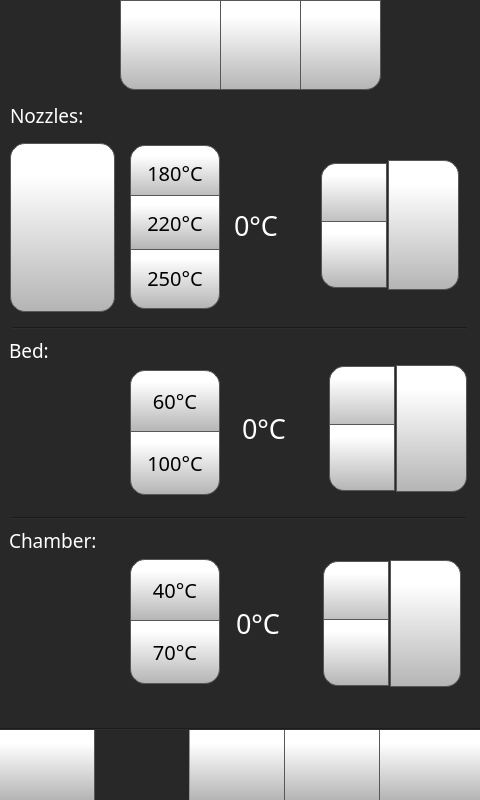
Old version of the form octoprint_Volterra400DualTouchUI/mainGUI_volterra_400_dual.ui in the repository FracktalWorks/Volterra400DualTouchUI.
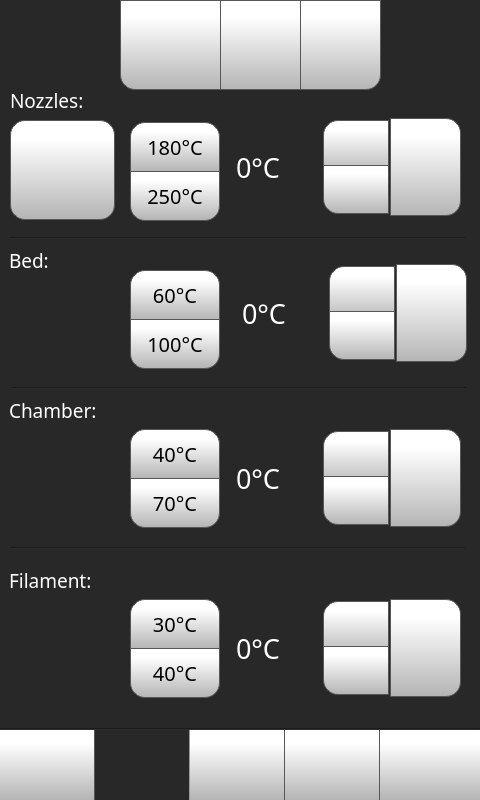
New version of the form. The open tabs and pages were chosen to show the change. Icons and pictures are not drawn.

Commit message: made changes as per chamber and filament heating

Diff of the .ui file:
```diff
--- a/octoprint_Volterra400DualTouchUI/mainGUI_volterra_400_dual.ui
+++ b/octoprint_Volterra400DualTouchUI/mainGUI_volterra_400_dual.ui
@@ -10812,7 +10812,7 @@
         <property name="geometry">
          <rect>
           <x>10</x>
-          <y>105</y>
+          <y>90</y>
           <width>208</width>
           <height>21</height>
          </rect>
@@ -10836,7 +10836,7 @@
         <property name="geometry">
          <rect>
           <x>9</x>
-          <y>340</y>
+          <y>250</y>
           <width>70</width>
           <height>21</height>
          </rect>
@@ -11061,10 +11061,10 @@
        <widget class="QSpinBox" name="toolTempSpinBox">
         <property name="geometry">
          <rect>
-          <x>229</x>
-          <y>160</y>
+          <x>231</x>
+          <y>117</y>
           <width>161</width>
-          <height>131</height>
+          <height>100</height>
          </rect>
         </property>
         <property name="font">
@@ -11091,7 +11091,7 @@
 
 	background-color: qlineargradient(spread:pad, x1:0, y1:1, x2:0, y2:0.188, stop:0 rgba(180, 180, 180, 255), stop:1 rgba(255, 255, 255, 255));
     width: 60px;
-     height: 61px;
+     height: 50px;
     padding: 2px;
 }
 
@@ -11114,7 +11114,7 @@
 border-bottom-left-radius: 15px;
 	background-color: qlineargradient(spread:pad, x1:0, y1:1, x2:0, y2:0.188, stop:0 rgba(180, 180, 180, 255), stop:1 rgba(255, 255, 255, 255));
     width: 60px;
-     height: 61px;
+     height: 43px;
     padding: 2px;
 }
 
@@ -11159,9 +11159,9 @@
         <property name="geometry">
          <rect>
           <x>237</x>
-          <y>363</y>
+          <y>263</y>
           <width>161</width>
-          <height>131</height>
+          <height>100</height>
          </rect>
         </property>
         <property name="font">
@@ -11183,15 +11183,17 @@
 }
 QSpinBox::up-button {
      border: 1px solid rgb(87, 87, 87);
-
 border-top-left-radius: 15px;
+
+
 	background-color: qlineargradient(spread:pad, x1:0, y1:1, x2:0, y2:0.188, stop:0 rgba(180, 180, 180, 255), stop:1 rgba(255, 255, 255, 255));
     width: 60px;
-     height: 61px;
+     height: 50px;
     padding: 2px;
 }
 
-QSpinBox::up-arrow { image: url(./templates/img/arrows.png);
+QSpinBox::up-arrow { 
+image: url(./templates/img/arrows.png);
     width: 40px;
      height: 40px;
 padding: 5px; }
@@ -11209,11 +11211,12 @@
 border-bottom-left-radius: 15px;
 	background-color: qlineargradient(spread:pad, x1:0, y1:1, x2:0, y2:0.188, stop:0 rgba(180, 180, 180, 255), stop:1 rgba(255, 255, 255, 255));
     width: 60px;
-     height: 61px;
+     height: 43px;
     padding: 2px;
 }
 
-QSpinBox::down-arrow {image: url(./templates/img/arrows-5.png);
+QSpinBox::down-arrow {
+image: url(./templates/img/arrows-5.png);
     width: 40px;
      height: 40px;
 padding: 5px;
@@ -11252,10 +11255,10 @@
        <widget class="QPushButton" name="setToolTempButton">
         <property name="geometry">
          <rect>
-          <x>388</x>
-          <y>160</y>
+          <x>390</x>
+          <y>118</y>
           <width>71</width>
-          <height>130</height>
+          <height>98</height>
          </rect>
         </property>
         <property name="font">
@@ -11308,9 +11311,9 @@
         <property name="geometry">
          <rect>
           <x>396</x>
-          <y>365</y>
+          <y>264</y>
           <width>71</width>
-          <height>127</height>
+          <height>98</height>
          </rect>
         </property>
         <property name="font">
@@ -11363,9 +11366,9 @@
         <property name="geometry">
          <rect>
           <x>10</x>
-          <y>143</y>
+          <y>120</y>
           <width>105</width>
-          <height>169</height>
+          <height>100</height>
          </rect>
         </property>
         <property name="minimumSize">
@@ -11439,9 +11442,9 @@
         <property name="geometry">
          <rect>
           <x>130</x>
-          <y>247</y>
+          <y>171</y>
           <width>90</width>
-          <height>62</height>
+          <height>50</height>
          </rect>
         </property>
         <property name="minimumSize">
@@ -11508,9 +11511,9 @@
         <property name="geometry">
          <rect>
           <x>130</x>
-          <y>145</y>
+          <y>122</y>
           <width>90</width>
-          <height>55</height>
+          <height>50</height>
          </rect>
         </property>
         <property name="minimumSize">
@@ -11574,80 +11577,13 @@
          <bool>false</bool>
         </property>
        </widget>
-       <widget class="QPushButton" name="tool220PreheatButton">
-        <property name="geometry">
-         <rect>
-          <x>130</x>
-          <y>195</y>
-          <width>90</width>
-          <height>55</height>
-         </rect>
-        </property>
-        <property name="minimumSize">
-         <size>
-          <width>0</width>
-          <height>0</height>
-         </size>
-        </property>
-        <property name="font">
-         <font>
-          <family>Gotham</family>
-          <pointsize>15</pointsize>
-         </font>
-        </property>
-        <property name="styleSheet">
-         <string notr="true">QPushButton {
-     border: 1px solid rgb(87, 87, 87);
-
-	background-color: qlineargradient(spread:pad, x1:0, y1:1, x2:0, y2:0.188, stop:0 rgba(180, 180, 180, 255), stop:1 rgba(255, 255, 255, 255));
-}
-
-QPushButton:pressed {
-    background-color: qlineargradient(x1: 0, y1: 0, x2: 0, y2: 1,
-                                      stop: 0 #dadbde, stop: 1 #f6f7fa);
-}
-
-QPushButton:flat {
-    border: none; /* no border for a flat push button */
-}
-
-QPushButton:default {
-    border-color: navy; /* make the default button prominent */
-}
-
-QPushButton:focus {
-	outline: none;
-}</string>
-        </property>
-        <property name="text">
-         <string>220°C</string>
-        </property>
-        <property name="iconSize">
-         <size>
-          <width>40</width>
-          <height>40</height>
-         </size>
-        </property>
-        <property name="checkable">
-         <bool>false</bool>
-        </property>
-        <property name="autoDefault">
-         <bool>false</bool>
-        </property>
-        <property name="default">
-         <bool>false</bool>
-        </property>
-        <property name="flat">
-         <bool>false</bool>
-        </property>
-       </widget>
        <widget class="QPushButton" name="bed60PreheatButton">
         <property name="geometry">
          <rect>
           <x>130</x>
-          <y>370</y>
+          <y>270</y>
           <width>90</width>
-          <height>62</height>
+          <height>50</height>
          </rect>
         </property>
         <property name="minimumSize">
@@ -11715,9 +11651,9 @@
         <property name="geometry">
          <rect>
           <x>130</x>
-          <y>431</y>
+          <y>319</y>
           <width>90</width>
-          <height>64</height>
+          <height>50</height>
          </rect>
         </property>
         <property name="minimumSize">
@@ -11784,9 +11720,9 @@
         <property name="geometry">
          <rect>
           <x>130</x>
-          <y>620</y>
+          <y>478</y>
           <width>90</width>
-          <height>64</height>
+          <height>50</height>
          </rect>
         </property>
         <property name="minimumSize">
@@ -11853,9 +11789,9 @@
         <property name="geometry">
          <rect>
           <x>231</x>
-          <y>558</y>
+          <y>428</y>
           <width>161</width>
-          <height>131</height>
+          <height>100</height>
          </rect>
         </property>
         <property name="font">
@@ -11877,15 +11813,17 @@
 }
 QSpinBox::up-button {
      border: 1px solid rgb(87, 87, 87);
-
 border-top-left-radius: 15px;
+
+
 	background-color: qlineargradient(spread:pad, x1:0, y1:1, x2:0, y2:0.188, stop:0 rgba(180, 180, 180, 255), stop:1 rgba(255, 255, 255, 255));
     width: 60px;
-     height: 61px;
+     height: 50px;
     padding: 2px;
 }
 
-QSpinBox::up-arrow { image: url(./templates/img/arrows.png);
+QSpinBox::up-arrow { 
+image: url(./templates/img/arrows.png);
     width: 40px;
      height: 40px;
 padding: 5px; }
@@ -11903,11 +11841,12 @@
 border-bottom-left-radius: 15px;
 	background-color: qlineargradient(spread:pad, x1:0, y1:1, x2:0, y2:0.188, stop:0 rgba(180, 180, 180, 255), stop:1 rgba(255, 255, 255, 255));
     width: 60px;
-     height: 61px;
+     height: 43px;
     padding: 2px;
 }
 
-QSpinBox::down-arrow {image: url(./templates/img/arrows-5.png);
+QSpinBox::down-arrow {
+image: url(./templates/img/arrows-5.png);
     width: 40px;
      height: 40px;
 padding: 5px;
@@ -11947,9 +11886,9 @@
         <property name="geometry">
          <rect>
           <x>390</x>
-          <y>560</y>
+          <y>429</y>
           <width>71</width>
-          <height>127</height>
+          <height>98</height>
          </rect>
         </property>
         <property name="font">
@@ -12002,9 +11941,9 @@
         <property name="geometry">
          <rect>
           <x>130</x>
-          <y>559</y>
+          <y>429</y>
           <width>90</width>
-          <height>62</height>
+          <height>50</height>
          </rect>
         </property>
         <property name="minimumSize">
@@ -12072,7 +12011,7 @@
         <property name="geometry">
          <rect>
           <x>9</x>
-          <y>530</y>
+          <y>400</y>
           <width>124</width>
           <height>21</height>
          </rect>
@@ -12096,7 +12035,7 @@
         <property name="geometry">
          <rect>
           <x>10</x>
-          <y>600</y>
+          <y>450</y>
           <width>80</width>
           <height>80</height>
          </rect>
@@ -12130,7 +12069,7 @@
         <property name="geometry">
          <rect>
           <x>10</x>
-          <y>400</y>
+          <y>290</y>
           <width>80</width>
           <height>80</height>
          </rect>
@@ -12163,8 +12102,8 @@
        <widget class="Line" name="line">
         <property name="geometry">
          <rect>
-          <x>12</x>
-          <y>320</y>
+          <x>10</x>
+          <y>230</y>
           <width>455</width>
           <height>16</height>
          </rect>
@@ -12177,7 +12116,7 @@
         <property name="geometry">
          <rect>
           <x>11</x>
-          <y>510</y>
+          <y>380</y>
           <width>455</width>
           <height>16</height>
          </rect>
@@ -12199,6 +12138,368 @@
          <enum>Qt::Horizontal</enum>
         </property>
        </widget>
+       <widget class="QPushButton" name="setFilboxTempButton">
+        <property name="geometry">
+         <rect>
+          <x>390</x>
+          <y>599</y>
+          <width>71</width>
+          <height>98</height>
+         </rect>
+        </property>
+        <property name="font">
+         <font>
+          <family>Gotham</family>
+          <pointsize>13</pointsize>
+         </font>
+        </property>
+        <property name="styleSheet">
+         <string notr="true">QPushButton {
+     border: 1px solid rgb(87, 87, 87);
+	background-color: qlineargradient(spread:pad, x1:0, y1:1, x2:0, y2:0.188, stop:0 rgba(180, 180, 180, 255), stop:1 rgba(255, 255, 255, 255));
+border-top-right-radius: 15px;
+border-bottom-right-radius: 15px;
+
+}
+
+QPushButton:pressed {
+    background-color: qlineargradient(x1: 0, y1: 0, x2: 0, y2: 1,
+                                      stop: 0 #dadbde, stop: 1 #f6f7fa);
+}
+
+QPushButton:flat {
+    border: none; /* no border for a flat push button */
+}
+
+QPushButton:default {
+    border-color: navy; /* make the default button prominent */
+}
+
+QPushButton:focus {
+	outline: none;
+}</string>
+        </property>
+        <property name="text">
+         <string/>
+        </property>
+        <property name="icon">
+         <iconset>
+          <normaloff>templates/img/verification-mark.png</normaloff>templates/img/verification-mark.png</iconset>
+        </property>
+        <property name="iconSize">
+         <size>
+          <width>50</width>
+          <height>50</height>
+         </size>
+        </property>
+       </widget>
+       <widget class="QLabel" name="bedLabel_5">
+        <property name="geometry">
+         <rect>
+          <x>9</x>
+          <y>570</y>
+          <width>124</width>
+          <height>21</height>
+         </rect>
+        </property>
+        <property name="font">
+         <font>
+          <family>Gotham Light</family>
+          <pointsize>14</pointsize>
+          <weight>50</weight>
+          <bold>false</bold>
+         </font>
+        </property>
+        <property name="styleSheet">
+         <string notr="true">color: rgb(255, 255, 255);</string>
+        </property>
+        <property name="text">
+         <string>Filament:</string>
+        </property>
+       </widget>
+       <widget class="QSpinBox" name="filboxTempSpinBox">
+        <property name="geometry">
+         <rect>
+          <x>231</x>
+          <y>598</y>
+          <width>161</width>
+          <height>100</height>
+         </rect>
+        </property>
+        <property name="font">
+         <font>
+          <family>Gotham</family>
+          <pointsize>20</pointsize>
+         </font>
+        </property>
+        <property name="styleSheet">
+         <string notr="true">QSpinBox {
+    padding-right: 5px; /* make room for the arrows */
+	color: rgb(255, 255, 255);
+	background-color: rgba(255, 255, 255, 0);
+   
+}
+QSpinBox ::text:selected {
+	background-color: rgb(255, 146, 57);
+   
+}
+QSpinBox::up-button {
+     border: 1px solid rgb(87, 87, 87);
+border-top-left-radius: 15px;
+
+
+	background-color: qlineargradient(spread:pad, x1:0, y1:1, x2:0, y2:0.188, stop:0 rgba(180, 180, 180, 255), stop:1 rgba(255, 255, 255, 255));
+    width: 60px;
+     height: 50px;
+    padding: 2px;
+}
+
+QSpinBox::up-arrow { 
+image: url(./templates/img/arrows.png);
+    width: 40px;
+     height: 40px;
+padding: 5px; }
+
+
+
+QSpinBox::up-button:pressed {
+    background-color: qlineargradient(x1: 0, y1: 0, x2: 0, y2: 1,
+                                      stop: 0 #dadbde, stop: 1 #f6f7fa);
+}
+
+
+QSpinBox::down-button {
+     border: 1px solid rgb(87, 87, 87);
+border-bottom-left-radius: 15px;
+	background-color: qlineargradient(spread:pad, x1:0, y1:1, x2:0, y2:0.188, stop:0 rgba(180, 180, 180, 255), stop:1 rgba(255, 255, 255, 255));
+    width: 60px;
+     height: 43px;
+    padding: 2px;
+}
+
+QSpinBox::down-arrow {
+image: url(./templates/img/arrows-5.png);
+    width: 40px;
+     height: 40px;
+padding: 5px;
+}
+
+QSpinBox::down-button:pressed {
+    background-color: qlineargradient(x1: 0, y1: 0, x2: 0, y2: 1,
+                                      stop: 0 #dadbde, stop: 1 #f6f7fa);
+
+}
+
+</string>
+        </property>
+        <property name="readOnly">
+         <bool>false</bool>
+        </property>
+        <property name="buttonSymbols">
+         <enum>QAbstractSpinBox::UpDownArrows</enum>
+        </property>
+        <property name="accelerated">
+         <bool>true</bool>
+        </property>
+        <property name="suffix">
+         <string>°C</string>
+        </property>
+        <property name="maximum">
+         <number>50</number>
+        </property>
+        <property name="singleStep">
+         <number>1</number>
+        </property>
+        <property name="value">
+         <number>0</number>
+        </property>
+       </widget>
+       <widget class="QPushButton" name="filbox40PreheatButton">
+        <property name="geometry">
+         <rect>
+          <x>130</x>
+          <y>648</y>
+          <width>90</width>
+          <height>50</height>
+         </rect>
+        </property>
+        <property name="minimumSize">
+         <size>
+          <width>0</width>
+          <height>0</height>
+         </size>
+        </property>
+        <property name="font">
+         <font>
+          <family>Gotham</family>
+          <pointsize>15</pointsize>
+         </font>
+        </property>
+        <property name="styleSheet">
+         <string notr="true">QPushButton {
+     border: 1px solid rgb(87, 87, 87);
+
+	background-color: qlineargradient(spread:pad, x1:0, y1:1, x2:0, y2:0.188, stop:0 rgba(180, 180, 180, 255), stop:1 rgba(255, 255, 255, 255));
+	border-bottom-right-radius: 15px;
+border-bottom-left-radius: 15px;
+}
+
+QPushButton:pressed {
+    background-color: qlineargradient(x1: 0, y1: 0, x2: 0, y2: 1,
+                                      stop: 0 #dadbde, stop: 1 #f6f7fa);
+}
+
+QPushButton:flat {
+    border: none; /* no border for a flat push button */
+}
+
+QPushButton:default {
+    border-color: navy; /* make the default button prominent */
+}
+
+QPushButton:focus {
+	outline: none;
+}</string>
+        </property>
+        <property name="text">
+         <string>40°C</string>
+        </property>
+        <property name="iconSize">
+         <size>
+          <width>40</width>
+          <height>40</height>
+         </size>
+        </property>
+        <property name="checkable">
+         <bool>false</bool>
+        </property>
+        <property name="autoDefault">
+         <bool>false</bool>
+        </property>
+        <property name="default">
+         <bool>false</bool>
+        </property>
+        <property name="flat">
+         <bool>false</bool>
+        </property>
+       </widget>
+       <widget class="QPushButton" name="filbox30PreheatButton">
+        <property name="geometry">
+         <rect>
+          <x>130</x>
+          <y>599</y>
+          <width>90</width>
+          <height>50</height>
+         </rect>
+        </property>
+        <property name="minimumSize">
+         <size>
+          <width>0</width>
+          <height>0</height>
+         </size>
+        </property>
+        <property name="font">
+         <font>
+          <family>Gotham</family>
+          <pointsize>15</pointsize>
+         </font>
+        </property>
+        <property name="styleSheet">
+         <string notr="true">QPushButton {
+     border: 1px solid rgb(87, 87, 87);
+
+	background-color: qlineargradient(spread:pad, x1:0, y1:1, x2:0, y2:0.188, stop:0 rgba(180, 180, 180, 255), stop:1 rgba(255, 255, 255, 255));
+	border-top-right-radius: 15px;
+border-top-left-radius: 15px;
+
+}
+
+QPushButton:pressed {
+    background-color: qlineargradient(x1: 0, y1: 0, x2: 0, y2: 1,
+                                      stop: 0 #dadbde, stop: 1 #f6f7fa);
+}
+
+QPushButton:flat {
+    border: none; /* no border for a flat push button */
+}
+
+QPushButton:default {
+    border-color: navy; /* make the default button prominent */
+}
+
+QPushButton:focus {
+	outline: none;
+}</string>
+        </property>
+        <property name="text">
+         <string>30°C</string>
+        </property>
+        <property name="iconSize">
+         <size>
+          <width>40</width>
+          <height>40</height>
+         </size>
+        </property>
+        <property name="checkable">
+         <bool>false</bool>
+        </property>
+        <property name="autoDefault">
+         <bool>false</bool>
+        </property>
+        <property name="default">
+         <bool>false</bool>
+        </property>
+        <property name="flat">
+         <bool>false</bool>
+        </property>
+       </widget>
+       <widget class="QLabel" name="chamberLabel_3">
+        <property name="geometry">
+         <rect>
+          <x>10</x>
+          <y>620</y>
+          <width>80</width>
+          <height>80</height>
+         </rect>
+        </property>
+        <property name="font">
+         <font>
+          <family>Gotham Medium</family>
+          <pointsize>14</pointsize>
+          <weight>50</weight>
+          <bold>false</bold>
+          <underline>false</underline>
+          <strikeout>false</strikeout>
+         </font>
+        </property>
+        <property name="styleSheet">
+         <string notr="true">
+   color:  white;
+background-color: rgba(255, 255, 255, 0);</string>
+        </property>
+        <property name="text">
+         <string/>
+        </property>
+        <property name="pixmap">
+         <pixmap>templates/img/spoolHeating.png</pixmap>
+        </property>
+        <property name="scaledContents">
+         <bool>true</bool>
+        </property>
+       </widget>
+       <widget class="Line" name="line_15">
+        <property name="geometry">
+         <rect>
+          <x>10</x>
+          <y>540</y>
+          <width>455</width>
+          <height>16</height>
+         </rect>
+        </property>
+        <property name="orientation">
+         <enum>Qt::Horizontal</enum>
+        </property>
+       </widget>
        <zorder>toolLabel</zorder>
        <zorder>bedLabel_2</zorder>
        <zorder>cooldownButton</zorder>
```
Left out of the diff: 8 changed lines with no effect on the pictures. The commit also changes 8 other files.
